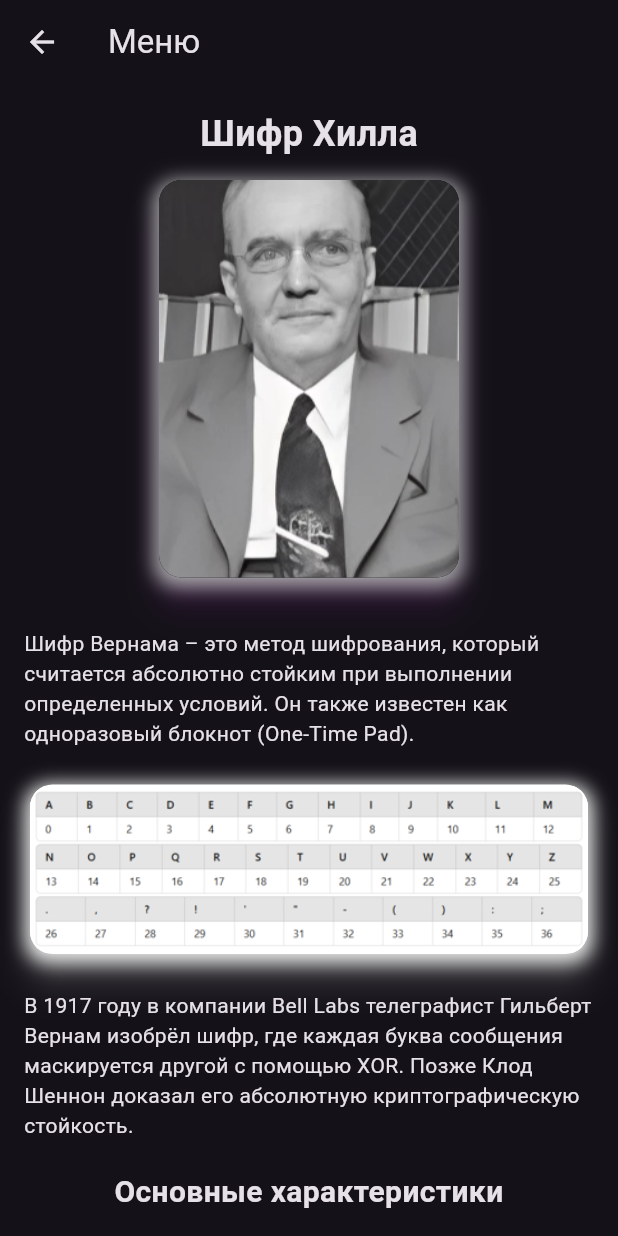
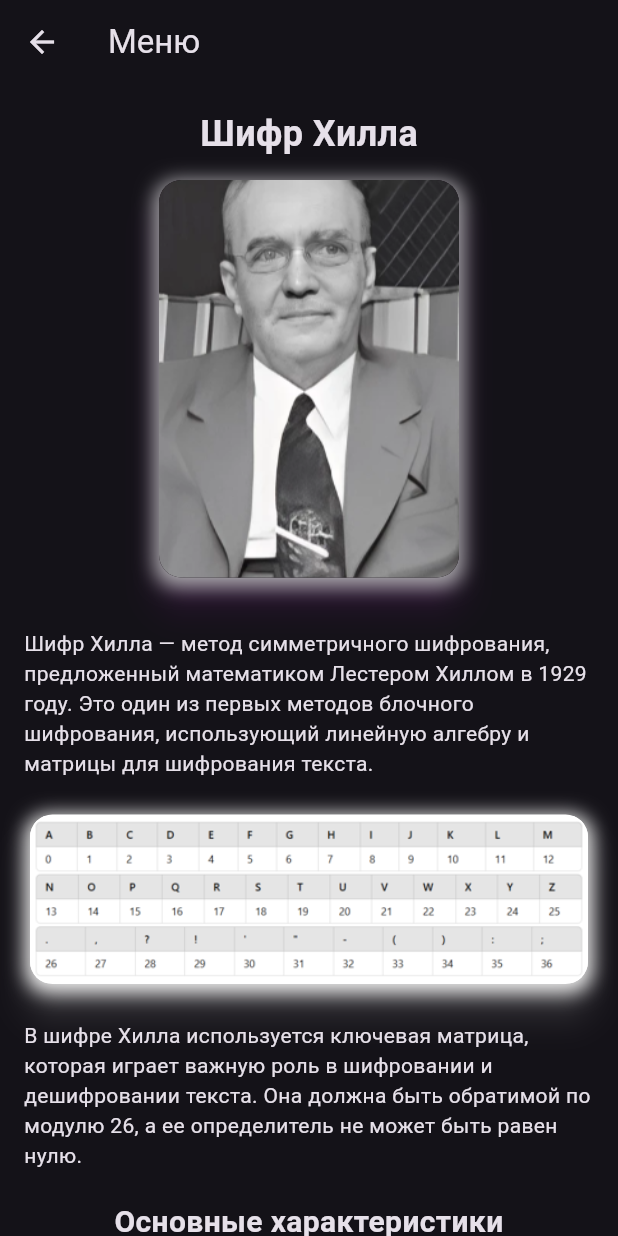
Before and after one commit to TheMusoftware/EncryptEd, a Flutter app: the HillCipherScreen screen opened directly, on a phone screen of 412 x 824 dp. Run offline on Flutter 3.47's test engine with Material 3 defaults, Android fonts, the light colour scheme and no system bars; our stand-ins replace circle_nav_bar.

Commit message:
updated hill page

```diff
--- a/lib/screens/ciphers.dart
+++ b/lib/screens/ciphers.dart
@@ -55,7 +55,10 @@ class CardExample extends StatelessWidget {
               title: 'Шифр Хилла',
               description: 'Шифр Хилла – полиграммный шифр подстановки, основанный на умножении матриц.',
               onTap: () => _navigateToDetails(context, const HillCipherScreen()),
+
             ),
+            SizedBox(height: 20),
+
           ],
         ),
       ),
--- a/lib/screens/hill_cipher.dart
+++ b/lib/screens/hill_cipher.dart
@@ -54,8 +54,8 @@ class HillCipherScreen extends StatelessWidget {
               ),
               const SizedBox(height: 30),
               const Text(
-                'Шифр Вернама – это метод шифрования, который считается абсолютно стойким при выполнении определенных условий. '
-                    'Он также известен как одноразовый блокнот (One-Time Pad).',
+               'Шифр Хилла — метод симметричного шифрования, предложенный математиком Лестером Хиллом в 1929 году. '
+                   'Это один из первых методов блочного шифрования, использующий линейную алгебру и матрицы для шифрования текста.'
               ),
               const SizedBox(height: 20),
               Card(
@@ -93,8 +93,8 @@ class HillCipherScreen extends StatelessWidget {
               ),
               const SizedBox(height: 20),
               const Text(
-                'В 1917 году в компании Bell Labs телеграфист Гильберт Вернам изобрёл шифр, где каждая буква сообщения маскируется другой с помощью XOR. '
-                    'Позже Клод Шеннон доказал его абсолютную криптографическую стойкость.',
+                'В шифре Хилла используется ключевая матрица, которая играет важную роль в шифровании и дешифровании текста. Она должна быть обратимой по модулю 26, а ее определитель не может быть равен нулю.'
+                    ,
               ),
               const SizedBox(height: 20),
               const Column(
@@ -149,10 +149,14 @@ class HillCipherScreen extends StatelessWidget {
               ),
               const SizedBox(height: 20),
               const Column(
-                crossAxisAlignment: CrossAxisAlignment.start,
                 children: [
-                  Text(
-                    '2. Разбить на биграммы буквы:',
+                  // Here we align the text to the left
+                  Align(
+                    alignment: Alignment.centerLeft, // Aligning to the left
+                    child: Text(
+                      '2. Разбить на биграммы буквы:', // Your text
+                      style: TextStyle(fontSize: 14, fontWeight: FontWeight.normal), // Optional styling
+                    ),
                   ),
                 ],
               ),
@@ -204,7 +208,7 @@ class HillCipherScreen extends StatelessWidget {
                 shadowColor: Colors.purple.withOpacity(0.6),
                 child: Container(
                   width: 292, // Соответствует ширине изображения
-                  height: 117, // Соответствует высоте изображения
+                  height: 120, // Соответствует высоте изображения
                   decoration: BoxDecoration(
                     color: const Color(0xFF442F16),
                     borderRadius: BorderRadius.circular(15),
@@ -292,7 +296,7 @@ class HillCipherScreen extends StatelessWidget {
                 shadowColor: Colors.purple.withOpacity(0.6),
                 child: Container(
                   width: 300, // Уменьшаем ширину контейнера
-                  height: 80, // Уменьшаем высоту контейнера
+                  height: 53, // Уменьшаем высоту контейнера
                   decoration: BoxDecoration(
                     color: const Color(0xFF442F16),
                     borderRadius: BorderRadius.circular(15),
@@ -311,7 +315,7 @@ class HillCipherScreen extends StatelessWidget {
                     child: Image.asset(
                       'assets/table_hill.png',
                       width: 300, // Уменьшаем ширину изображения
-                      height: 80, // Уменьшаем высоту изображения
+                      height: 53, // Уменьшаем высоту изображения
                       fit: BoxFit.cover, // Заполняет контейнер без искажений
                     ),
                   ),
@@ -392,14 +396,14 @@ class HillCipherScreen extends StatelessWidget {
                 elevation: 10, // Тень для эффекта поднятия
                 shadowColor: Colors.purple.withOpacity(0.6),
                 child: Container(
-                  width: 300, // Уменьшаем ширину контейнера
-                  height: 150, // Уменьшаем высоту контейнера
+                  width: 293, // Уменьшаем ширину контейнера
+                  height: 127, // Уменьшаем высоту контейнера
                   decoration: BoxDecoration(
                     color: const Color(0xFF442F16),
                     borderRadius: BorderRadius.circular(15),
                     boxShadow: [
                       BoxShadow(
-                        color: Colors.purple.withOpacity(0.6),
+                        color: Colors.white.withOpacity(0.6),
                         spreadRadius: 3,
                         blurRadius: 10,
                         offset: const Offset(0, 3),
@@ -410,9 +414,9 @@ class HillCipherScreen extends StatelessWidget {
                   child: ClipRRect(
                     borderRadius: BorderRadius.circular(15),
                     child: Image.asset(
-                      'assets/enigma_hill.jpg',
-                      width: 300, // Уменьшаем ширину изображения
-                      height: 150, // Уменьшаем высоту изображения
+                      'assets/ENIGMA.jpg',
+                      width: 293, // Уменьшаем ширину изображения
+                      height: 127, // Уменьшаем высоту изображения
                       fit: BoxFit.cover, // Заполняет контейнер без искажений
                     ),
                   ),
```
Also changed, not shown: assets/ENIGMA.jpg (added), assets/table_hill.png.
